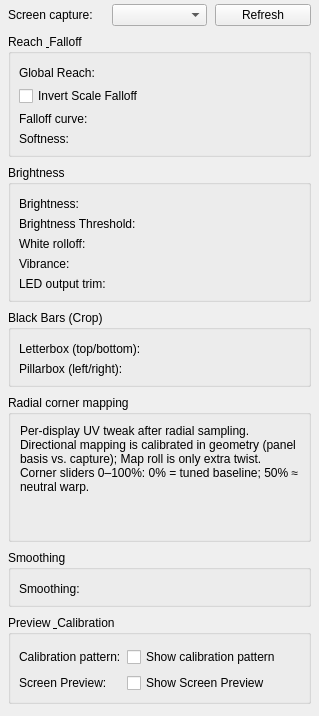
Before: the Qt Designer form ui/forms/ScreenMirrorMonitorSettings.ui in Wolfieeewolf/OpenRGB3DSpatialPlugin, drawn with Qt 5.
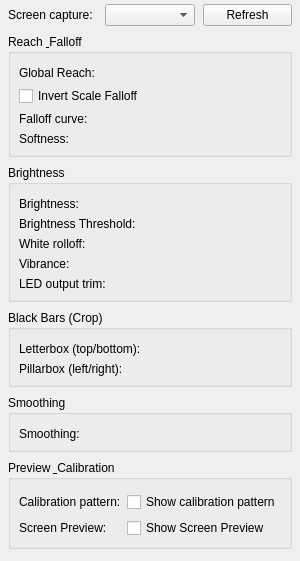
After: the same form once the commit is applied. Custom widgets are drawn as their Qt base class.

Commit message:
refactor: drop Screen Mirror direction focus, map roll, and corner warp
Those controls were workarounds for audience/UV issues. Audience bias + SpatialMap fix replace them; Reach/wave stay for fill and motion.

```diff
--- a/ui/forms/ScreenMirrorMonitorSettings.ui
+++ b/ui/forms/ScreenMirrorMonitorSettings.ui
@@ -223,43 +223,6 @@
      </layout>
     </widget>
    </item>
-   <item>
-    <widget class="QGroupBox" name="radialCornerGroup">
-     <property name="title">
-      <string>Radial corner mapping</string>
-     </property>
-     <layout class="QVBoxLayout" name="radialCornerLayout">
-      <item>
-       <widget class="QLabel" name="radialCornerInfo">
-        <property name="wordWrap">
-         <bool>true</bool>
-        </property>
-        <property name="text">
-         <string>Per-display UV tweak after radial sampling. Directional mapping is calibrated in geometry (panel basis vs. capture); Map roll is only extra twist. Corner sliders 0–100%: 0% = tuned baseline; 50% ≈ neutral warp.</string>
-        </property>
-       </widget>
-      </item>
-      <item>
-       <widget class="EffectSliderRow" name="screenMapRollRow" native="true"/>
-      </item>
-      <item>
-       <widget class="EffectSliderRow" name="radialExpansionRow" native="true"/>
-      </item>
-      <item>
-       <widget class="EffectSliderRow" name="radialBiasTlRow" native="true"/>
-      </item>
-      <item>
-       <widget class="EffectSliderRow" name="radialBiasTrRow" native="true"/>
-      </item>
-      <item>
-       <widget class="EffectSliderRow" name="radialBiasBlRow" native="true"/>
-      </item>
-      <item>
-       <widget class="EffectSliderRow" name="radialBiasBrRow" native="true"/>
-      </item>
-     </layout>
-    </widget>
-   </item>
    <item>
     <widget class="QGroupBox" name="blendGroup">
      <property name="title">
```
The commit also changes 11 other files.
